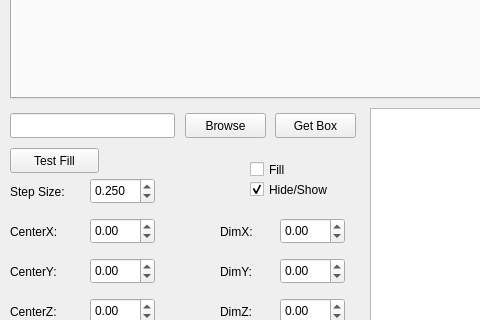
Before: the Qt Designer form demowidget.ui in gjonwick/MAGI-Dock, drawn with Qt 5; both pictures show x 0 to 480 and y 352 to 672 of the 880 by 836 pixel window.
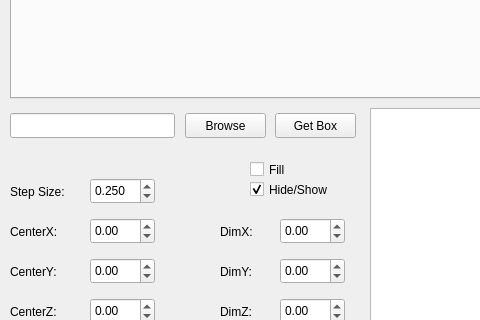
After: the same form once the commit is applied.

Commit message: Merge branch 'master' of https://github.com/gjonwick/Docking-Box

Diff of the .ui file:
```diff
--- a/demowidget.ui
+++ b/demowidget.ui
@@ -1013,19 +1013,6 @@
     <string>Fill</string>
    </property>
   </widget>
-  <widget class="QPushButton" name="testFill_btn">
-   <property name="geometry">
-    <rect>
-     <x>10</x>
-     <y>500</y>
-     <width>89</width>
-     <height>25</height>
-    </rect>
-   </property>
-   <property name="text">
-    <string>Test Fill</string>
-   </property>
-  </widget>
  </widget>
  <resources/>
  <connections/>
```
The commit also changes 1 other file.
